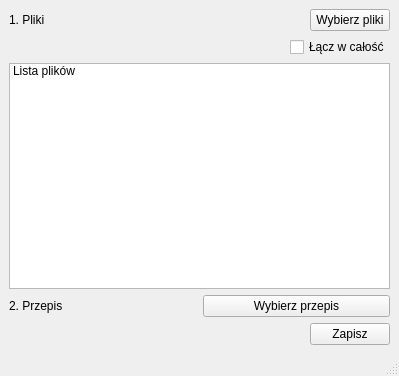
sealcode/gpandoc, file UI/mainwindow.ui: the form before one commit.
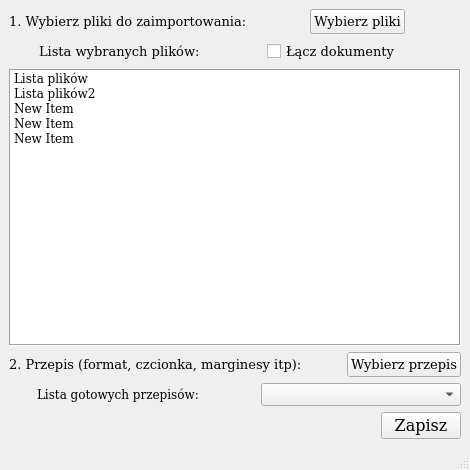
The form after the commit.

The edit to the form file:
```diff
--- a/UI/mainwindow.ui
+++ b/UI/mainwindow.ui
@@ -6,10 +6,23 @@
    <rect>
     <x>0</x>
     <y>0</y>
-    <width>399</width>
-    <height>376</height>
+    <width>470</width>
+    <height>470</height>
    </rect>
   </property>
+  <property name="minimumSize">
+   <size>
+    <width>400</width>
+    <height>380</height>
+   </size>
+  </property>
+  <property name="font">
+   <font>
+    <family>DejaVu Serif</family>
+    <weight>50</weight>
+    <bold>false</bold>
+   </font>
+  </property>
   <property name="windowTitle">
    <string>MainWindow</string>
   </property>
@@ -18,16 +31,22 @@
     <item>
      <layout class="QVBoxLayout" name="verticalLayout">
       <item>
-       <layout class="QHBoxLayout" name="horizontalLayout_2">
+       <layout class="QHBoxLayout" name="horizontalLayout_1">
         <item>
-         <widget class="QLabel" name="label">
+         <widget class="QLabel" name="label_1">
+          <property name="font">
+           <font>
+            <family>DejaVu Serif</family>
+            <pointsize>10</pointsize>
+           </font>
+          </property>
           <property name="text">
-           <string>1. Pliki</string>
+           <string>1. Wybierz pliki do zaimportowania:</string>
           </property>
          </widget>
         </item>
         <item>
-         <spacer name="horizontalSpacer_2">
+         <spacer name="horizontalSpacer_1">
           <property name="orientation">
            <enum>Qt::Horizontal</enum>
           </property>
@@ -40,16 +59,35 @@
          </spacer>
         </item>
         <item>
-         <widget class="QPushButton" name="pushButton">
+         <widget class="QPushButton" name="pushButton_1">
+          <property name="font">
+           <font>
+            <family>DejaVu Serif</family>
+            <pointsize>10</pointsize>
+           </font>
+          </property>
           <property name="text">
            <string>Wybierz pliki</string>
           </property>
          </widget>
         </item>
+        <item>
+         <spacer name="horizontalSpacer_2">
+          <property name="orientation">
+           <enum>Qt::Horizontal</enum>
+          </property>
+          <property name="sizeHint" stdset="0">
+           <size>
+            <width>40</width>
+            <height>20</height>
+           </size>
+          </property>
+         </spacer>
+        </item>
        </layout>
       </item>
       <item>
-       <layout class="QHBoxLayout" name="horizontalLayout_5">
+       <layout class="QHBoxLayout" name="horizontalLayout_2">
         <item>
          <spacer name="horizontalSpacer_3">
           <property name="orientation">
@@ -63,6 +101,25 @@
           </property>
          </spacer>
         </item>
+        <item>
+         <widget class="QLabel" name="label_2">
+          <property name="font">
+           <font>
+            <family>DejaVu Serif</family>
+            <pointsize>10</pointsize>
+           </font>
+          </property>
+          <property name="locale">
+           <locale language="Polish" country="Poland"/>
+          </property>
+          <property name="frameShape">
+           <enum>QFrame::NoFrame</enum>
+          </property>
+          <property name="text">
+           <string>Lista wybranych plików:</string>
+          </property>
+         </widget>
+        </item>
         <item>
          <spacer name="horizontalSpacer_4">
           <property name="orientation">
@@ -77,34 +134,139 @@
          </spacer>
         </item>
         <item>
-         <widget class="QCheckBox" name="checkBox">
+         <spacer name="horizontalSpacer_5">
+          <property name="orientation">
+           <enum>Qt::Horizontal</enum>
+          </property>
+          <property name="sizeHint" stdset="0">
+           <size>
+            <width>40</width>
+            <height>20</height>
+           </size>
+          </property>
+         </spacer>
+        </item>
+        <item>
+         <widget class="QCheckBox" name="checkBox_1">
+          <property name="font">
+           <font>
+            <family>DejaVu Serif</family>
+            <pointsize>10</pointsize>
+           </font>
+          </property>
+          <property name="cursor">
+           <cursorShape>PointingHandCursor</cursorShape>
+          </property>
+          <property name="locale">
+           <locale language="Polish" country="Poland"/>
+          </property>
           <property name="text">
-           <string>Łącz w całość</string>
+           <string>Łącz dokumenty</string>
+          </property>
+          <property name="tristate">
+           <bool>true</bool>
           </property>
          </widget>
         </item>
+        <item>
+         <spacer name="horizontalSpacer_6">
+          <property name="orientation">
+           <enum>Qt::Horizontal</enum>
+          </property>
+          <property name="sizeHint" stdset="0">
+           <size>
+            <width>40</width>
+            <height>20</height>
+           </size>
+          </property>
+         </spacer>
+        </item>
+        <item>
+         <spacer name="horizontalSpacer_7">
+          <property name="orientation">
+           <enum>Qt::Horizontal</enum>
+          </property>
+          <property name="sizeHint" stdset="0">
+           <size>
+            <width>40</width>
+            <height>20</height>
+           </size>
+          </property>
+         </spacer>
+        </item>
        </layout>
       </item>
       <item>
        <widget class="QListWidget" name="listWidget">
+        <property name="frameShape">
+         <enum>QFrame::Box</enum>
+        </property>
         <item>
          <property name="text">
           <string>Lista plików</string>
          </property>
+         <property name="flags">
+          <set>ItemIsSelectable|ItemIsDragEnabled|ItemIsDropEnabled|ItemIsUserCheckable|ItemIsEnabled</set>
+         </property>
+        </item>
+        <item>
+         <property name="text">
+          <string>Lista plików2</string>
+         </property>
+        </item>
+        <item>
+         <property name="text">
+          <string>New Item</string>
+         </property>
+        </item>
+        <item>
+         <property name="text">
+          <string>New Item</string>
+         </property>
+        </item>
+        <item>
+         <property name="text">
+          <string>New Item</string>
+         </property>
         </item>
        </widget>
       </item>
       <item>
        <layout class="QHBoxLayout" name="horizontalLayout_3">
         <item>
-         <widget class="QLabel" name="label_2">
+         <widget class="QLabel" name="label_4">
+          <property name="font">
+           <font>
+            <family>DejaVu Serif</family>
+            <pointsize>10</pointsize>
+           </font>
+          </property>
           <property name="text">
-           <string>2. Przepis</string>
+           <string>2. Przepis (format, czcionka, marginesy itp):</string>
           </property>
          </widget>
         </item>
+        <item>
+         <spacer name="horizontalSpacer_8">
+          <property name="orientation">
+           <enum>Qt::Horizontal</enum>
+          </property>
+          <property name="sizeHint" stdset="0">
+           <size>
+            <width>40</width>
+            <height>20</height>
+           </size>
+          </property>
+         </spacer>
+        </item>
         <item>
          <widget class="QPushButton" name="pushButton_2">
+          <property name="font">
+           <font>
+            <family>DejaVu Serif</family>
+            <pointsize>10</pointsize>
+           </font>
+          </property>
           <property name="text">
            <string>Wybierz przepis</string>
           </property>
@@ -113,9 +275,84 @@
        </layout>
       </item>
       <item>
-       <layout class="QHBoxLayout" name="horizontalLayout">
+       <layout class="QHBoxLayout" name="horizontalLayout_4" stretch="0,0,0,0,0">
+        <property name="spacing">
+         <number>6</number>
+        </property>
+        <property name="sizeConstraint">
+         <enum>QLayout::SetFixedSize</enum>
+        </property>
+        <property name="topMargin">
+         <number>0</number>
+        </property>
         <item>
-         <spacer name="horizontalSpacer">
+         <spacer name="horizontalSpacer_9">
+          <property name="orientation">
+           <enum>Qt::Horizontal</enum>
+          </property>
+          <property name="sizeHint" stdset="0">
+           <size>
+            <width>40</width>
+            <height>20</height>
+           </size>
+          </property>
+         </spacer>
+        </item>
+        <item>
+         <widget class="QLabel" name="label_3">
+          <property name="text">
+           <string>Lista gotowych przepisów:</string>
+          </property>
+         </widget>
+        </item>
+        <item>
+         <spacer name="horizontalSpacer_10">
+          <property name="orientation">
+           <enum>Qt::Horizontal</enum>
+          </property>
+          <property name="sizeHint" stdset="0">
+           <size>
+            <width>40</width>
+            <height>20</height>
+           </size>
+          </property>
+         </spacer>
+        </item>
+        <item>
+         <spacer name="horizontalSpacer_11">
+          <property name="orientation">
+           <enum>Qt::Horizontal</enum>
+          </property>
+          <property name="sizeHint" stdset="0">
+           <size>
+            <width>40</width>
+            <height>20</height>
+           </size>
+          </property>
+         </spacer>
+        </item>
+        <item>
+         <widget class="QComboBox" name="comboBox">
+          <property name="minimumSize">
+           <size>
+            <width>200</width>
+            <height>0</height>
+           </size>
+          </property>
+          <property name="sizeIncrement">
+           <size>
+            <width>0</width>
+            <height>0</height>
+           </size>
+          </property>
+         </widget>
+        </item>
+       </layout>
+      </item>
+      <item>
+       <layout class="QHBoxLayout" name="horizontalLayout_5">
+        <item>
+         <spacer name="horizontalSpacer_12">
           <property name="orientation">
            <enum>Qt::Horizontal</enum>
           </property>
@@ -132,6 +369,12 @@
         </item>
         <item>
          <widget class="QPushButton" name="pushButton_3">
+          <property name="font">
+           <font>
+            <family>DejaVu Serif</family>
+            <pointsize>12</pointsize>
+           </font>
+          </property>
           <property name="text">
            <string>Zapisz</string>
           </property>
```
Left out of the diff: 17 changed lines with no effect on the pictures.
